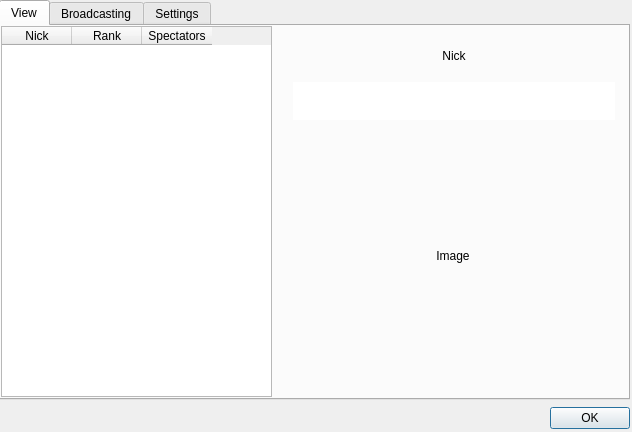
gitter-badger/simplechatclient, file ui/cam.ui: the form before one commit.
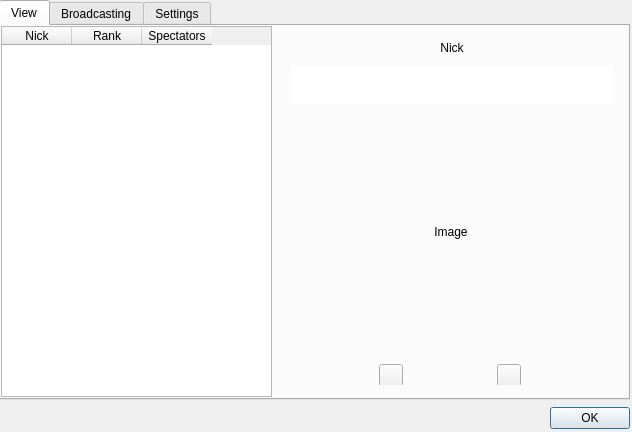
The form after the commit. Icons and pictures are not drawn.

Commit message: add rank,vote to cam

```diff
--- a/ui/cam.ui
+++ b/ui/cam.ui
@@ -51,10 +51,10 @@
        <widget class="QWidget" name="verticalLayoutWidget">
         <property name="geometry">
          <rect>
-          <x>292</x>
+          <x>290</x>
           <y>10</y>
           <width>322</width>
-          <height>351</height>
+          <height>353</height>
          </rect>
         </property>
         <layout class="QVBoxLayout" name="verticalLayout">
@@ -145,6 +145,48 @@
            </property>
           </widget>
          </item>
+         <item>
+          <widget class="QWidget" name="widget" native="true">
+           <property name="minimumSize">
+            <size>
+             <width>250</width>
+             <height>25</height>
+            </size>
+           </property>
+           <property name="maximumSize">
+            <size>
+             <width>16777215</width>
+             <height>25</height>
+            </size>
+           </property>
+           <widget class="QWidget" name="">
+            <property name="geometry">
+             <rect>
+              <x>0</x>
+              <y>0</y>
+              <width>320</width>
+              <height>31</height>
+             </rect>
+            </property>
+            <layout class="QHBoxLayout" name="horizontalLayout">
+             <item>
+              <widget class="QToolButton" name="toolButton_vote_minus">
+               <property name="text">
+                <string/>
+               </property>
+              </widget>
+             </item>
+             <item>
+              <widget class="QToolButton" name="toolButton_vote_plus">
+               <property name="text">
+                <string/>
+               </property>
+              </widget>
+             </item>
+            </layout>
+           </widget>
+          </widget>
+         </item>
         </layout>
        </widget>
        <widget class="QTableWidget" name="tableWidget_nick_rank_spectators">
```
The commit also changes 8 other files.
